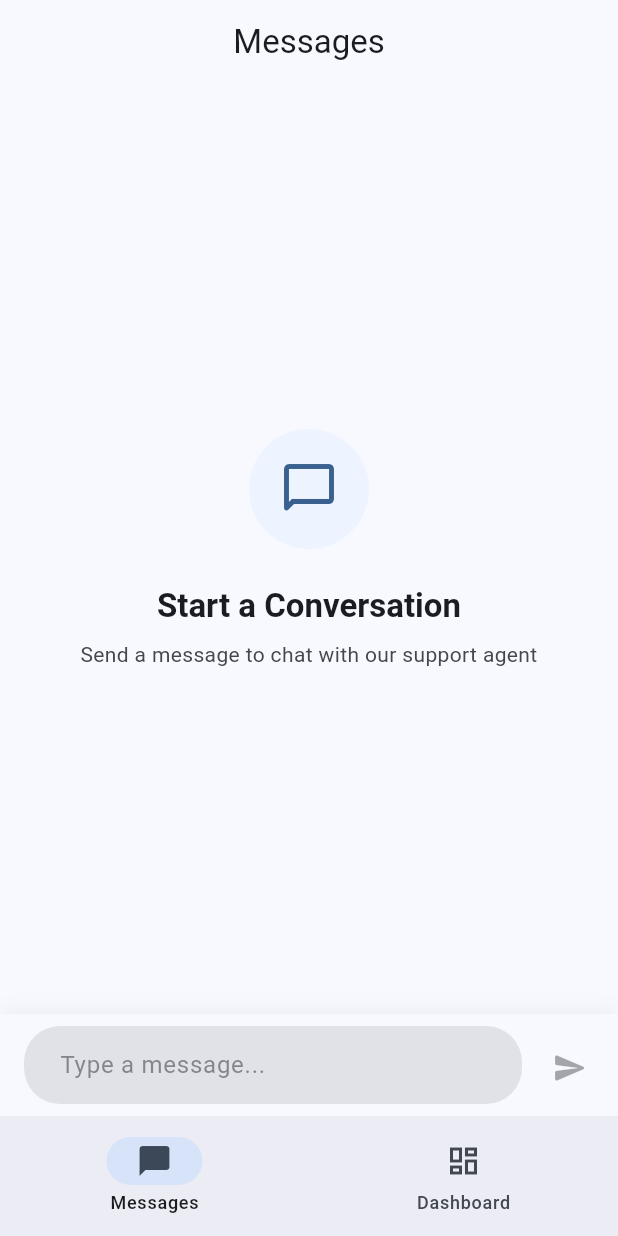
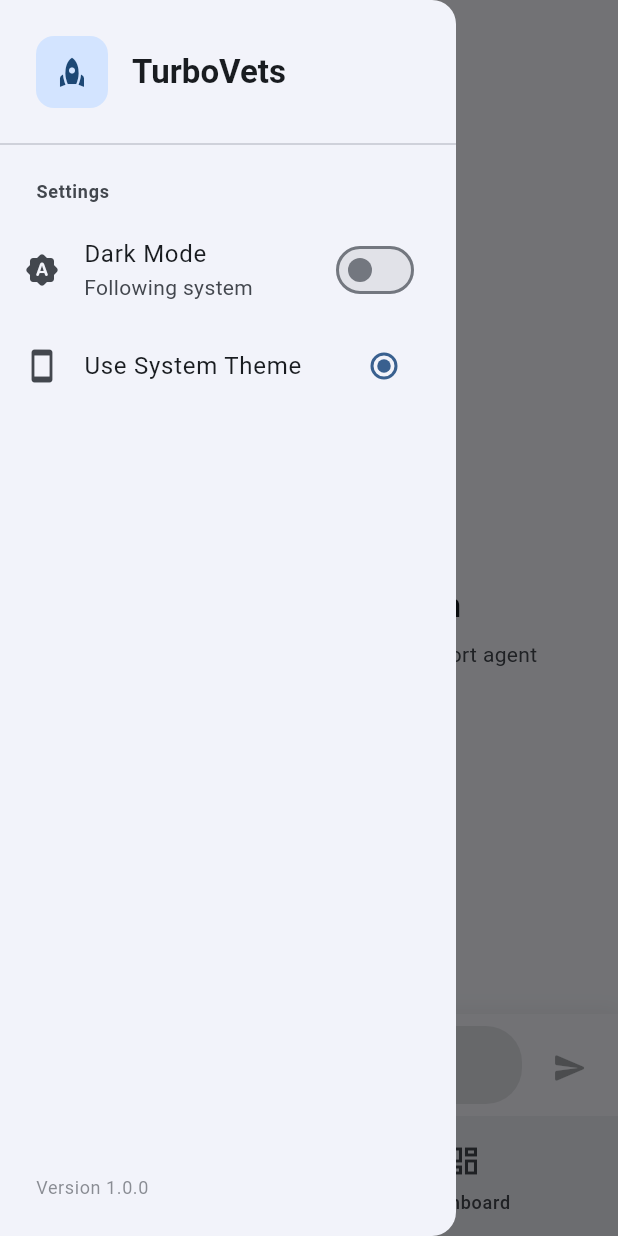
Before and after one commit to jeno1990/TruboVets-Assessment, a Flutter app: the screen it shows after launch, with the side drawer open (before the commit the screen has no drawer), on a phone screen of 412 x 824 dp. Run offline on Flutter 3.47's test engine with Material 3 defaults, Android fonts, the phone set to English and light mode, and no system bars; our stand-ins replace equatable, flutter_bloc, webview_flutter.

Commit message:
add dark feature

```diff
--- a/flutter_app/lib/app_shell.dart
+++ b/flutter_app/lib/app_shell.dart
@@ -2,12 +2,13 @@ import 'package:flutter/material.dart';
 import 'package:flutter_bloc/flutter_bloc.dart';
 
 import 'core/constants/app_constants.dart';
+import 'core/theme/theme_cubit.dart';
 import 'features/dashboard_webview/presentation/pages/dashboard_page.dart';
 import 'features/messaging/presentation/pages/chat_page.dart';
 import 'features/messaging/presentation/state/message_cubit.dart';
 import 'features/messaging/presentation/state/message_state.dart';
 
-/// The main app shell with bottom navigation.
+/// The main app shell with bottom navigation and settings drawer.
 class AppShell extends StatefulWidget {
   const AppShell({super.key});
 
@@ -47,6 +48,7 @@ class _AppShellState extends State<AppShell> {
             ),
         ],
       ),
+      drawer: _buildSettingsDrawer(context),
       body: IndexedStack(index: _currentIndex, children: _pages),
       bottomNavigationBar: NavigationBar(
         selectedIndex: _currentIndex,
@@ -65,6 +67,129 @@ class _AppShellState extends State<AppShell> {
             label: AppConstants.dashboardLabel,
           ),
         ],
+      ),
+    );
+  }
+
+  Widget _buildSettingsDrawer(BuildContext context) {
+    final colorScheme = Theme.of(context).colorScheme;
+
+    return Drawer(
+      child: SafeArea(
+        child: Column(
+          crossAxisAlignment: CrossAxisAlignment.start,
+          children: [
+            // Header
+            Padding(
+              padding: const EdgeInsets.fromLTRB(24, 24, 24, 16),
+              child: Row(
+                children: [
+                  Container(
+                    width: 48,
+                    height: 48,
+                    decoration: BoxDecoration(
+                      color: colorScheme.primaryContainer,
+                      borderRadius: BorderRadius.circular(12),
+                    ),
+                    child: Icon(
+                      Icons.rocket,
+                      color: colorScheme.onPrimaryContainer,
+                    ),
+                  ),
+                  const SizedBox(width: 16),
+                  Text(
+                    AppConstants.appName,
+                    style: Theme.of(context).textTheme.titleLarge?.copyWith(
+                      fontWeight: FontWeight.w600,
+                    ),
+                  ),
+                ],
+              ),
+            ),
+            const Divider(),
+
+            // Settings section
+            Padding(
+              padding: const EdgeInsets.fromLTRB(24, 16, 24, 8),
+              child: Text(
+                'Settings',
+                style: Theme.of(context).textTheme.labelMedium?.copyWith(
+                  color: colorScheme.onSurfaceVariant,
+                  fontWeight: FontWeight.w600,
+                ),
+              ),
+            ),
+
+            // Theme toggle
+            BlocBuilder<ThemeCubit, ThemeMode>(
+              builder: (context, themeMode) {
+                return ListTile(
+                  leading: Icon(
+                    themeMode == ThemeMode.dark
+                        ? Icons.dark_mode_rounded
+                        : themeMode == ThemeMode.light
+                        ? Icons.light_mode_rounded
+                        : Icons.brightness_auto_rounded,
+                    color: colorScheme.onSurfaceVariant,
+                  ),
+                  title: const Text('Dark Mode'),
+                  subtitle: Text(
+                    themeMode == ThemeMode.system
+                        ? 'Following system'
+                        : themeMode == ThemeMode.dark
+                        ? 'On'
+                        : 'Off',
+                  ),
+                  trailing: Switch(
+                    value: themeMode == ThemeMode.dark,
+                    onChanged: (value) {
+                      if (value) {
+                        context.read<ThemeCubit>().setDarkMode();
+                      } else {
+                        context.read<ThemeCubit>().setLightMode();
+                      }
+                    },
+                  ),
+                  onTap: () => context.read<ThemeCubit>().toggleTheme(),
+                );
+              },
+            ),
+
+            // System theme option
+            BlocBuilder<ThemeCubit, ThemeMode>(
+              builder: (context, themeMode) {
+                return ListTile(
+                  leading: Icon(
+                    Icons.smartphone_rounded,
+                    color: colorScheme.onSurfaceVariant,
+                  ),
+                  title: const Text('Use System Theme'),
+                  trailing: Radio<ThemeMode>(
+                    value: ThemeMode.system,
+                    groupValue: themeMode,
+                    onChanged: (_) {
+                      context.read<ThemeCubit>().setSystemMode();
+                    },
+                  ),
+                  onTap: () => context.read<ThemeCubit>().setSystemMode(),
+                );
+              },
+            ),
+
+            const Spacer(),
+
+            // Version info
+            Padding(
+              padding: const EdgeInsets.all(24),
+              child: Text(
+                'Version 1.0.0',
+                style: Theme.of(context).textTheme.bodySmall?.copyWith(
+                  color: colorScheme.onSurfaceVariant.withOpacity(0.6),
+                ),
+              ),
+            ),
+          ],
+        ),
       ),
     );
   }
--- /dev/null
+++ b/flutter_app/lib/core/theme/theme_cubit.dart
@@ -0,0 +1,32 @@
+import 'package:flutter/material.dart';
+import 'package:flutter_bloc/flutter_bloc.dart';
+
+/// Cubit for managing app theme mode (light, dark, system).
+class ThemeCubit extends Cubit<ThemeMode> {
+  ThemeCubit() : super(ThemeMode.system);
+
+  /// Set theme to light mode
+  void setLightMode() => emit(ThemeMode.light);
+
+  /// Set theme to dark mode
+  void setDarkMode() => emit(ThemeMode.dark);
+
+  /// Set theme to follow system setting
+  void setSystemMode() => emit(ThemeMode.system);
+
+  /// Toggle between light and dark mode
+  /// If currently system, switches to dark
+  void toggleTheme() {
+    if (state == ThemeMode.light) {
+      emit(ThemeMode.dark);
+    } else {
+      emit(ThemeMode.light);
+    }
+  }
+
+  /// Check if dark mode is active
+  bool get isDarkMode => state == ThemeMode.dark;
+
+  /// Check if system mode is active
+  bool get isSystemMode => state == ThemeMode.system;
+}
--- a/flutter_app/lib/main.dart
+++ b/flutter_app/lib/main.dart
@@ -4,6 +4,7 @@
 import 'app_shell.dart';
 import 'core/constants/app_constants.dart';
 import 'core/theme/app_theme.dart';
+import 'core/theme/theme_cubit.dart';
 import 'features/messaging/data/repositories/message_repository_impl.dart';
 import 'features/messaging/presentation/state/message_cubit.dart';
 
@@ -17,19 +18,28 @@
 
   @override
   Widget build(BuildContext context) {
-    return BlocProvider(
-      create: (context) =>
+    return MultiBlocProvider(
+      providers: [
+        BlocProvider(create: (_) => ThemeCubit()),
+        BlocProvider(
+          create: (_) =>
               MessageCubit(repository: MessageRepositoryImpl())..loadMessages(),
-      child: MaterialApp(
+        ),
+      ],
+      child: BlocBuilder<ThemeCubit, ThemeMode>(
+        builder: (context, themeMode) {
+          return MaterialApp(
             title: AppConstants.appName,
             debugShowCheckedModeBanner: false,
 
-        // Theme configuration - follows system dark/light mode
+            // Theme configuration
             theme: AppTheme.light,
             darkTheme: AppTheme.dark,
-        themeMode: ThemeMode.system,
+            themeMode: themeMode,
 
             home: const AppShell(),
+          );
+        },
       ),
     );
   }
```
Lines whose indentation alone changed are shown as unchanged.
